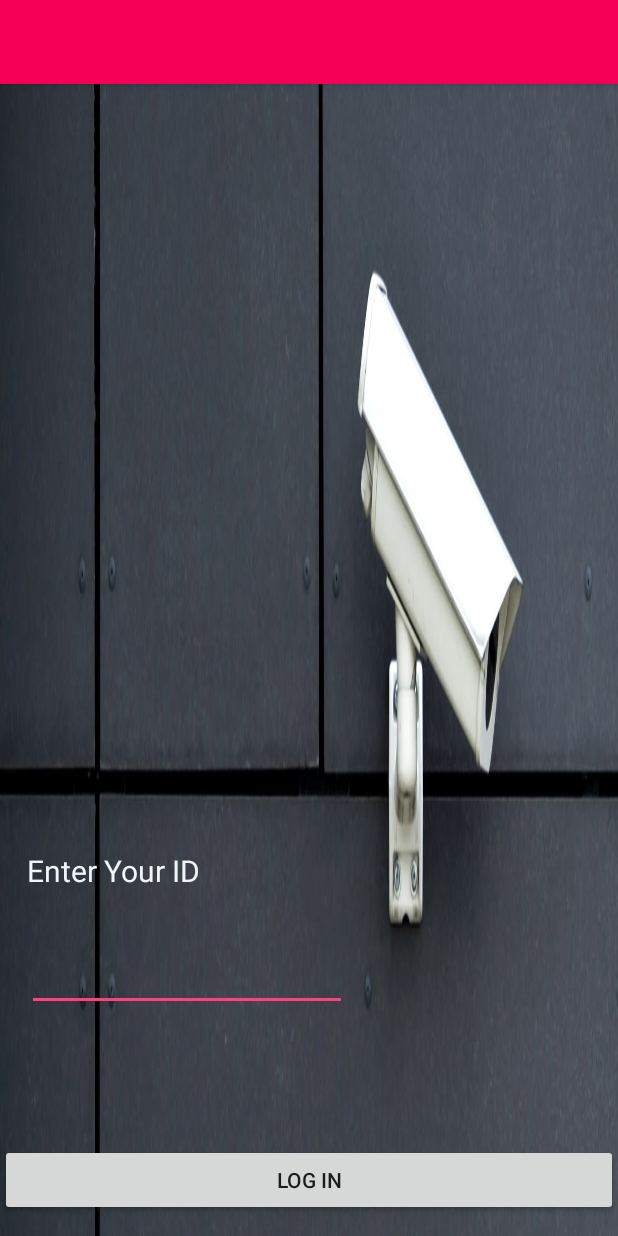
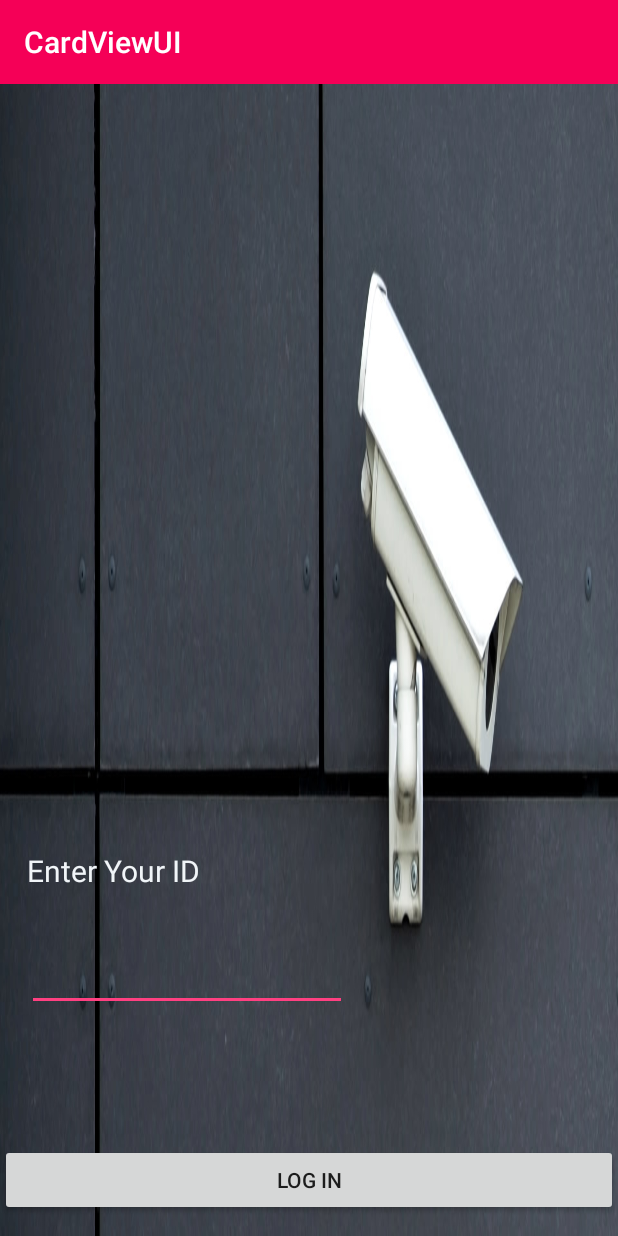
Before and after one commit to anamikagit/CardViewUI, an Android app: the screen it shows after launch (LoginActivity), on a phone screen of 412 x 824 dp. Run offline under Robolectric (Android 15) with nearby library versions, the phone set to English and light mode, and no system bars.

Commit message:
app name displayed on toolbar

```diff
--- a/app/src/main/java/com/example/anamika/cardviewui/LoginActivity.java
+++ b/app/src/main/java/com/example/anamika/cardviewui/LoginActivity.java
@@ -2,14 +2,14 @@ package com.example.anamika.cardviewui;
 
 import android.support.v7.app.AppCompatActivity;
 import android.os.Bundle;
+import android.support.v7.widget.Toolbar;
 import android.widget.EditText;
 import android.widget.TextView;
-import android.widget.Toolbar;
 
 public class LoginActivity extends AppCompatActivity {
 EditText edtPwd;
 TextView textView;
-Toolbar toolbar;
+
     @Override
     protected void onCreate(Bundle savedInstanceState) {
         super.onCreate(savedInstanceState);
@@ -17,9 +17,12 @@ Toolbar toolbar;
 
         edtPwd = findViewById(R.id.edtPwd);
         textView = findViewById(R.id.tvLoginId);
-        toolbar = findViewById(R.id.toolbar);
+        Toolbar toolbar = findViewById(R.id.toolbar);
+        //setSupportActionBar(toolbar);
       //toolbar.setTitle(R.string.app_name);
 //        toolbar.setTitle("Guard Monitor");
+        setSupportActionBar(toolbar);
+        //toolbar.setTitle("GRD");
 
     }
 }
--- a/app/src/main/res/layout/activity_login.xml
+++ b/app/src/main/res/layout/activity_login.xml
@@ -8,14 +8,8 @@
     android:background="@drawable/cctv2"
     android:scaleType="fitCenter"
     >
-    <android.support.v7.widget.Toolbar
-        android:id="@+id/my_toolbar"
-        android:layout_width="match_parent"
-        android:layout_height="?attr/actionBarSize"
-        android:background="?attr/colorPrimary"
-        android:elevation="4dp"
-        android:theme="@style/ThemeOverlay.AppCompat.ActionBar"
-        app:popupTheme="@style/ThemeOverlay.AppCompat.Light"/>
+    <include android:id="@+id/myToolbar"
+        layout="@layout/toolbar_layout"/>
     <TextView
         android:id="@+id/tvLoginId"
         android:layout_width="146dp"
--- /dev/null
+++ b/app/src/main/res/layout/toolbar_layout.xml
@@ -0,0 +1,16 @@
+<?xml version="1.0" encoding="utf-8"?>
+<RelativeLayout
+    xmlns:android="http://schemas.android.com/apk/res/android" android:layout_width="match_parent"
+    android:layout_height="match_parent">
+
+    <android.support.v7.widget.Toolbar xmlns:android="http://schemas.android.com/apk/res/android"
+        xmlns:local="http://schemas.android.com/apk/res-auto"
+        android:id="@+id/toolbar"
+        android:layout_width="match_parent"
+        android:layout_height="wrap_content"
+        android:minHeight="?attr/actionBarSize"
+        android:background="?attr/colorPrimary"
+        local:theme="@style/ThemeOverlay.AppCompat.Dark.ActionBar"
+        local:popupTheme="@style/ThemeOverlay.AppCompat.Light" />
+
+</RelativeLayout>
```
